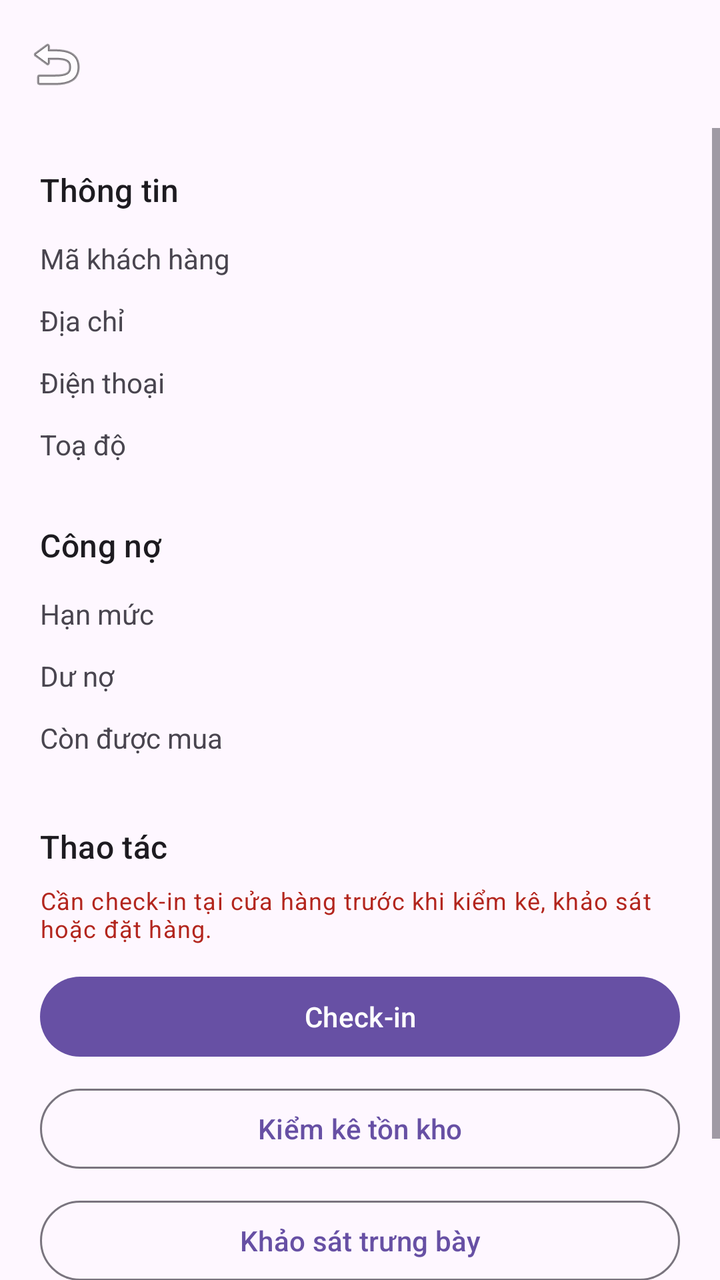
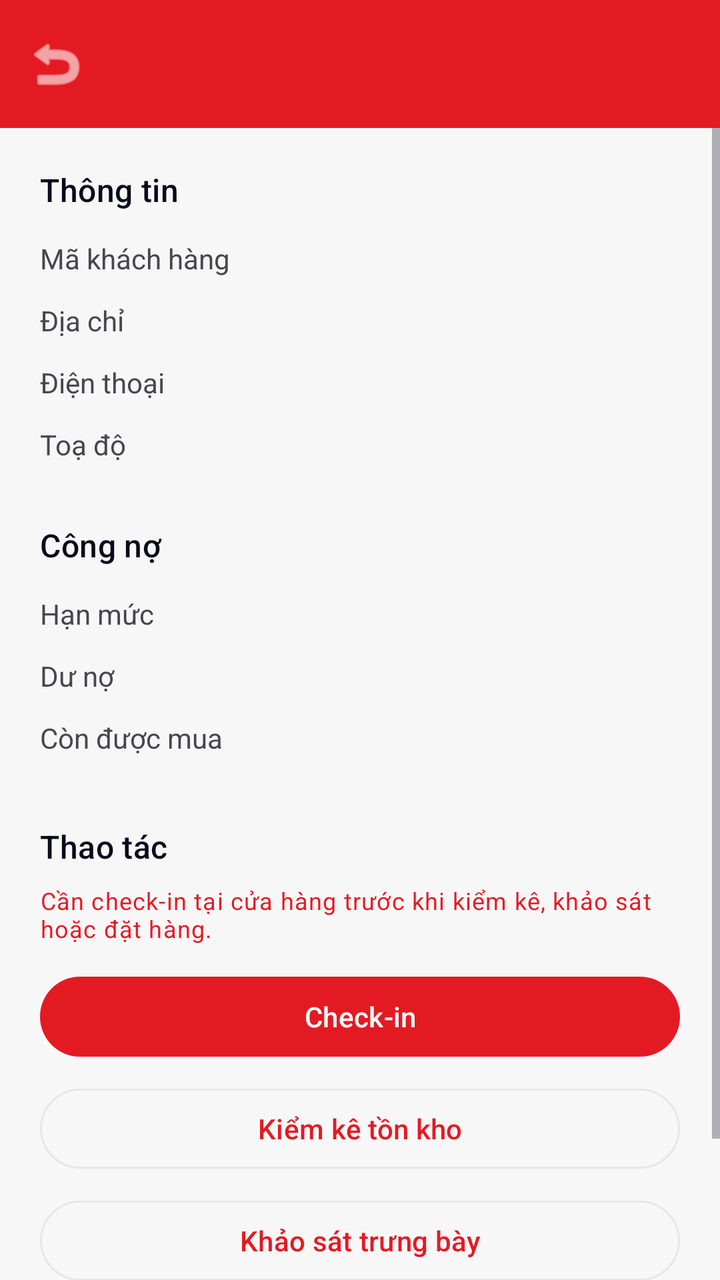

Before-and-after screenshots of an Android layout around one commit, followed by the original layout XML and the change that was made.
<!-- AndroidManifest.xml: application theme Theme.ESalesSFA -->
<!-- res/layout/fragment_customer_detail.xml -->
<?xml version="1.0" encoding="utf-8"?>
<LinearLayout xmlns:android="http://schemas.android.com/apk/res/android"
    xmlns:app="http://schemas.android.com/apk/res-auto"
    android:layout_width="match_parent"
    android:layout_height="match_parent"
    android:orientation="vertical">

    <com.google.android.material.appbar.MaterialToolbar
        android:id="@+id/toolbar"
        android:layout_width="match_parent"
        android:layout_height="?attr/actionBarSize"
        app:navigationIcon="@android:drawable/ic_menu_revert" />

    <ScrollView
        android:layout_width="match_parent"
        android:layout_height="0dp"
        android:layout_weight="1">

        <LinearLayout
            android:layout_width="match_parent"
            android:layout_height="wrap_content"
            android:orientation="vertical"
            android:padding="20dp">

            <TextView
                android:layout_width="wrap_content"
                android:layout_height="wrap_content"
                android:text="@string/customer_info"
                android:textAppearance="?attr/textAppearanceTitleMedium" />

            <TableLayout
                android:layout_width="match_parent"
                android:layout_height="wrap_content"
                android:layout_marginTop="8dp"
                android:stretchColumns="1">

                <TableRow>
                    <TextView android:text="@string/customer_code" android:paddingVertical="6dp" />
                    <TextView android:id="@+id/code" android:gravity="end" />
                </TableRow>
                <TableRow>
                    <TextView android:text="@string/customer_address" android:paddingVertical="6dp" />
                    <TextView android:id="@+id/address" android:gravity="end" />
                </TableRow>
                <TableRow>
                    <TextView android:text="@string/customer_phone" android:paddingVertical="6dp" />
                    <TextView android:id="@+id/phone" android:gravity="end" />
                </TableRow>
                <TableRow>
                    <TextView android:text="@string/customer_location" android:paddingVertical="6dp" />
                    <TextView android:id="@+id/location" android:gravity="end" />
                </TableRow>
            </TableLayout>

            <TextView
                android:layout_width="wrap_content"
                android:layout_height="wrap_content"
                android:layout_marginTop="24dp"
                android:text="@string/customer_credit"
                android:textAppearance="?attr/textAppearanceTitleMedium" />

            <TableLayout
                android:layout_width="match_parent"
                android:layout_height="wrap_content"
                android:layout_marginTop="8dp"
                android:stretchColumns="1">

                <TableRow>
                    <TextView android:text="@string/customer_credit_limit" android:paddingVertical="6dp" />
                    <TextView android:id="@+id/creditLimit" android:gravity="end" />
                </TableRow>
                <TableRow>
                    <TextView android:text="@string/customer_debt" android:paddingVertical="6dp" />
                    <TextView android:id="@+id/debtAmount" android:gravity="end" />
                </TableRow>
                <TableRow>
                    <TextView android:text="@string/customer_available" android:paddingVertical="6dp" />
                    <TextView
                        android:id="@+id/availableCredit"
                        android:gravity="end"
                        android:textStyle="bold" />
                </TableRow>
            </TableLayout>

            <TextView
                android:layout_width="wrap_content"
                android:layout_height="wrap_content"
                android:layout_marginTop="28dp"
                android:text="@string/customer_actions"
                android:textAppearance="?attr/textAppearanceTitleMedium" />

            <TextView
                android:id="@+id/stepHint"
                android:layout_width="match_parent"
                android:layout_height="wrap_content"
                android:layout_marginTop="8dp"
                android:text="@string/step_need_checkin"
                android:textAppearance="?attr/textAppearanceBodySmall"
                android:textColor="?attr/colorError" />

            <com.google.android.material.button.MaterialButton
                android:id="@+id/checkInButton"
                android:layout_width="match_parent"
                android:layout_height="wrap_content"
                android:layout_marginTop="12dp"
                android:text="@string/action_check_in" />

            <com.google.android.material.button.MaterialButton
                android:id="@+id/stockButton"
                style="@style/Widget.Material3.Button.OutlinedButton"
                android:layout_width="match_parent"
                android:layout_height="wrap_content"
                android:layout_marginTop="8dp"
                android:text="@string/action_stock_count" />

            <com.google.android.material.button.MaterialButton
                android:id="@+id/surveyButton"
                style="@style/Widget.Material3.Button.OutlinedButton"
                android:layout_width="match_parent"
                android:layout_height="wrap_content"
                android:layout_marginTop="8dp"
                android:text="@string/action_survey" />

            <com.google.android.material.button.MaterialButton
                android:id="@+id/orderButton"
                style="@style/Widget.Material3.Button.OutlinedButton"
                android:layout_width="match_parent"
                android:layout_height="wrap_content"
                android:layout_marginTop="8dp"
                android:text="@string/action_take_order" />
        </LinearLayout>
    </ScrollView>
</LinearLayout>
<!-- resources referenced by this layout -->
<resources>
  <string name="action_check_in">Check-in</string>
  <string name="action_stock_count">Kiểm kê tồn kho</string>
  <string name="action_survey">Khảo sát trưng bày</string>
  <string name="action_take_order">Đặt hàng</string>
  <string name="customer_actions">Thao tác</string>
  <string name="customer_address">Địa chỉ</string>
  <string name="customer_available">Còn được mua</string>
  <string name="customer_code">Mã khách hàng</string>
  <string name="customer_credit">Công nợ</string>
  <string name="customer_credit_limit">Hạn mức</string>
  <string name="customer_debt">Dư nợ</string>
  <string name="customer_info">Thông tin</string>
  <string name="customer_location">Toạ độ</string>
  <string name="customer_phone">Điện thoại</string>
  <string name="step_need_checkin">Cần check-in tại cửa hàng trước khi kiểm kê, khảo sát hoặc đặt hàng.</string>
  <style name="Theme.ESalesSFA" parent="Base.Theme.ESalesSFA" />
  <style name="Base.Theme.ESalesSFA" parent="Theme.Material3.DayNight.NoActionBar">
          
          
      </style>
</resources>

<!-- the commit's change to res/layout/fragment_customer_detail.xml (unified diff, before → after) -->
@@ -3,10 +3,12 @@
     xmlns:app="http://schemas.android.com/apk/res-auto"
     android:layout_width="match_parent"
     android:layout_height="match_parent"
-    android:orientation="vertical">
+    android:orientation="vertical"
+    android:background="?android:attr/colorBackground">
 
     <com.google.android.material.appbar.MaterialToolbar
         android:id="@+id/toolbar"
+        style="@style/Sfa.Toolbar"
         android:layout_width="match_parent"
         android:layout_height="?attr/actionBarSize"
         app:navigationIcon="@android:drawable/ic_menu_revert" />
<!-- resource entries referenced after the edit -->
@@ -15,10 +15,55 @@
   <string name="customer_location">Toạ độ</string>
   <string name="customer_phone">Điện thoại</string>
   <string name="step_need_checkin">Cần check-in tại cửa hàng trước khi kiểm kê, khảo sát hoặc đặt hàng.</string>
+  <style name="Sfa.Toolbar" parent="Widget.Material3.Toolbar">
+          <item name="android:background">@color/brandRed</item>
+          <item name="titleTextColor">@color/white</item>
+          <item name="subtitleTextColor">@color/white</item>
+          <item name="navigationIconTint">@color/white</item>
+          <item name="android:elevation">2dp</item>
+      </style>
   <style name="Theme.ESalesSFA" parent="Base.Theme.ESalesSFA" />
-  <style name="Base.Theme.ESalesSFA" parent="Theme.Material3.DayNight.NoActionBar">
+  <color name="brandRed">#E41A23</color>
+  <color name="white">#FFFFFFFF</color>
+  <style name="Base.Theme.ESalesSFA" parent="Theme.Material3.Light.NoActionBar">
+          <item name="colorPrimary">@color/brandRed</item>
+          <item name="colorOnPrimary">@color/white</item>
+          <item name="colorPrimaryContainer">@color/brandRedFaint</item>
+          <item name="colorOnPrimaryContainer">@color/brandRedDark</item>
+  
+          <item name="colorSecondary">@color/stateBlue</item>
+          <item name="colorOnSecondary">@color/white</item>
+  
+          <item name="colorError">@color/brandRed</item>
+          <item name="colorOnError">@color/white</item>
+  
           
-          
+          <item name="android:colorBackground">@color/surfaceGray</item>
+          <item name="colorSurface">@color/white</item>
+          <item name="colorOnSurface">@color/textDark</item>
+          <item name="colorSurfaceVariant">@color/white</item>
+          <item name="colorOnSurfaceVariant">@color/textGrayDark</item>
+          <item name="colorOutline">@color/lineGray</item>
+          <item name="colorOutlineVariant">@color/lineGray</item>
+  
+          <item name="android:textColorPrimary">@color/textDark</item>
+          <item name="android:textColorSecondary">@color/textGrayDark</item>
+          <item name="android:listDivider">@color/lineGray</item>
+  
+          <item name="android:statusBarColor">@color/brandRedDark</item>
+          <item name="android:windowLightStatusBar">false</item>
+  
+          <item name="materialAlertDialogTheme">@style/ThemeOverlay.Sfa.Dialog</item>
+      </style>
+  <color name="brandRedFaint">#1AE41A23</color>
+  <color name="brandRedDark">#B6141C</color>
+  <color name="stateBlue">#2D2DFE</color>
+  <color name="surfaceGray">#F7F7F8</color>
+  <color name="textDark">#0A091B</color>
+  <color name="textGrayDark">#6D6D7A</color>
+  <color name="lineGray">#E7E7E9</color>
+  <style name="ThemeOverlay.Sfa.Dialog" parent="ThemeOverlay.Material3.MaterialAlertDialog">
+          <item name="colorPrimary">@color/brandRed</item>
       </style>
 </resources>
 
